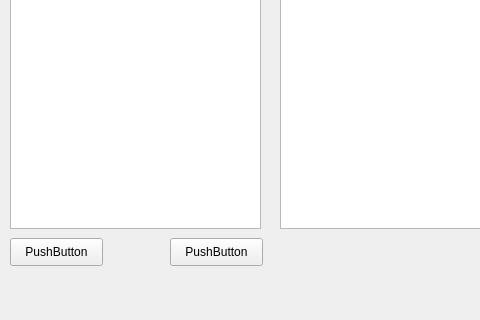
This is mainwindow.ui in plainoldprogrammer/yasm as Qt 5 draws it before an edit; both pictures show x 0 to 480 and y 262 to 582 of the 774 by 582 pixel window. The edited form follows.
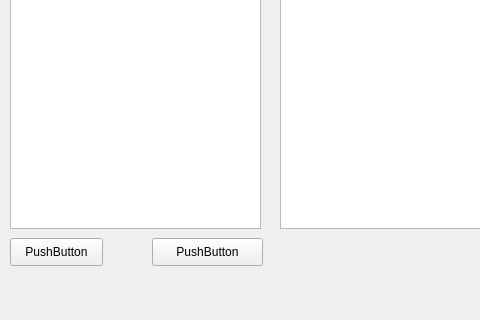
This is the edited form.

The edit to the form file:
```diff
--- a/mainwindow.ui
+++ b/mainwindow.ui
@@ -60,9 +60,9 @@
    <widget class="QPushButton" name="pushButtonRemoveSelectedSnippet">
     <property name="geometry">
      <rect>
-      <x>170</x>
+      <x>152</x>
       <y>500</y>
-      <width>93</width>
+      <width>111</width>
       <height>28</height>
      </rect>
     </property>
```
Left out of the diff: 2 changed lines with no effect on the pictures.
